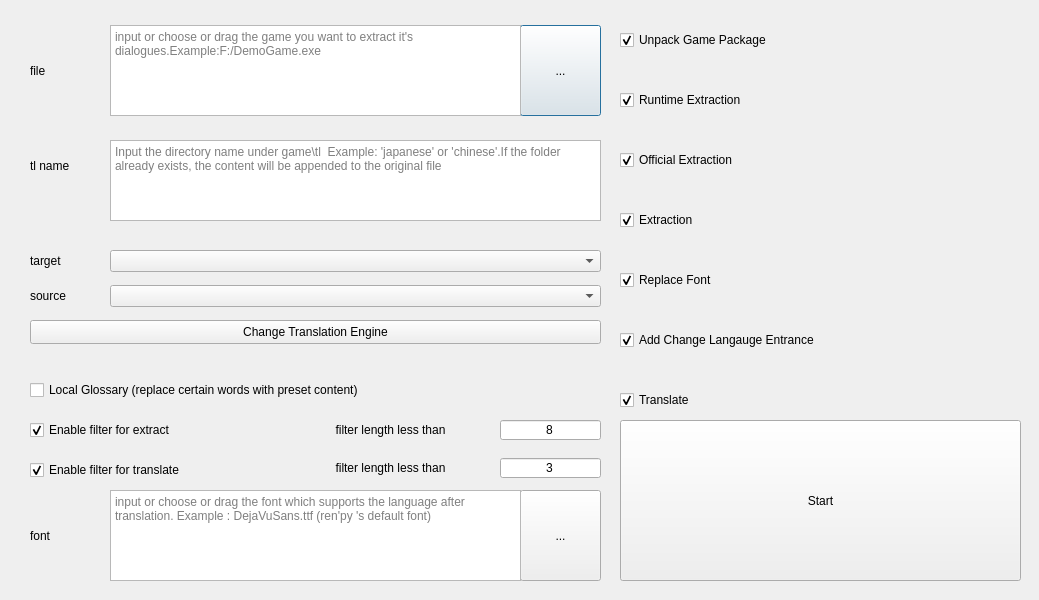
Old version of the form src/one_key_translate.ui in the repository anonymousException/renpy-translator.
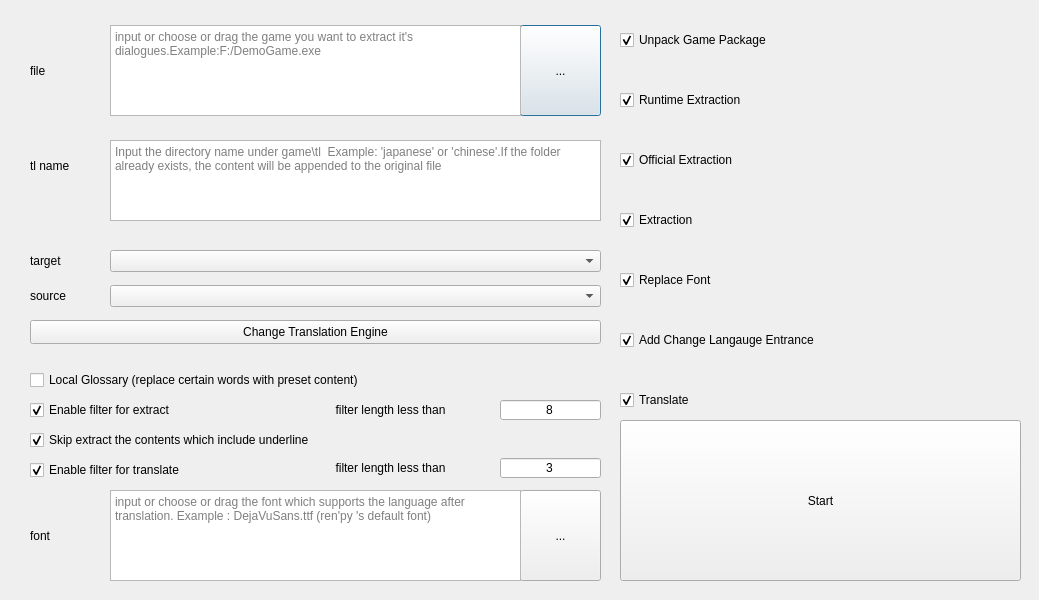
New version of the form.

Commit message:
<feature> Support skip extract contents with underline and improve font style template
update version to v2.3.0

Patch:
```diff
--- a/src/one_key_translate.ui
+++ b/src/one_key_translate.ui
@@ -150,7 +150,7 @@
    <property name="geometry">
     <rect>
      <x>30</x>
-     <y>380</y>
+     <y>370</y>
      <width>571</width>
      <height>20</height>
     </rect>
@@ -301,7 +301,7 @@
    <property name="geometry">
     <rect>
      <x>30</x>
-     <y>420</y>
+     <y>400</y>
      <width>261</width>
      <height>20</height>
     </rect>
@@ -317,7 +317,7 @@
    <property name="geometry">
     <rect>
      <x>500</x>
-     <y>420</y>
+     <y>400</y>
      <width>101</width>
      <height>20</height>
     </rect>
@@ -333,7 +333,7 @@
    <property name="geometry">
     <rect>
      <x>290</x>
-     <y>422</y>
+     <y>402</y>
      <width>201</width>
      <height>16</height>
     </rect>
@@ -422,6 +422,22 @@
     <set>Qt::AlignCenter</set>
    </property>
   </widget>
+  <widget class="QCheckBox" name="underlineCheckBox">
+   <property name="geometry">
+    <rect>
+     <x>30</x>
+     <y>430</y>
+     <width>581</width>
+     <height>20</height>
+    </rect>
+   </property>
+   <property name="text">
+    <string>Skip extract the contents which include underline</string>
+   </property>
+   <property name="checked">
+    <bool>true</bool>
+   </property>
+  </widget>
  </widget>
  <resources/>
  <connections/>
```
The commit also changes 36 other files.
